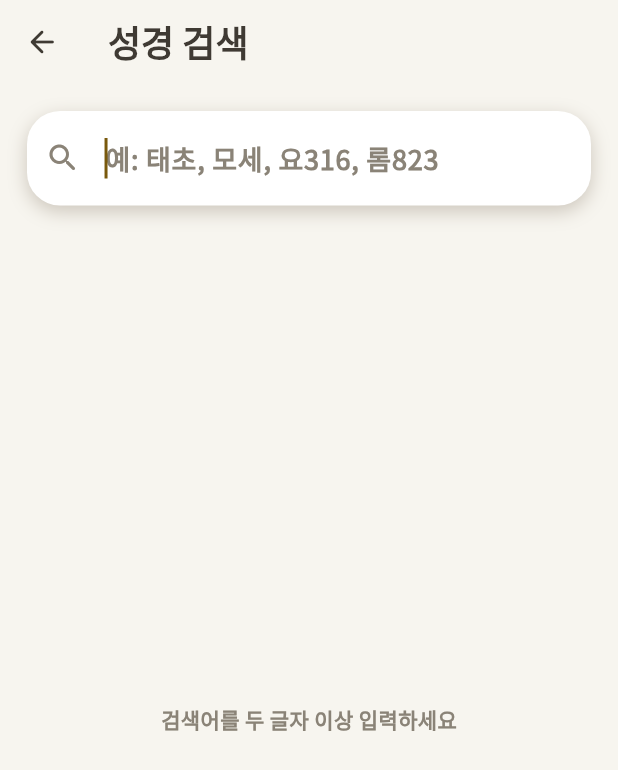
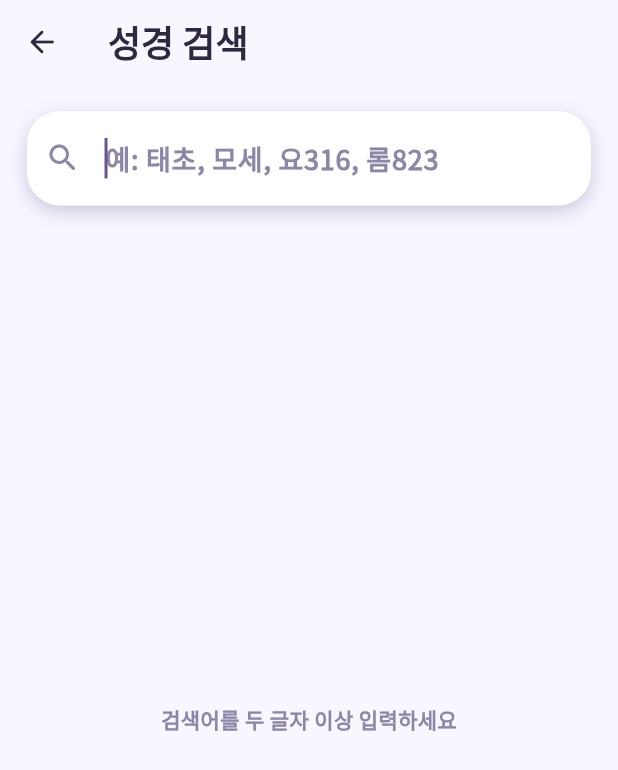
Before and after one commit to Kwandong/bible_wheel, a Flutter app: the SearchPage screen opened directly with empty values, on a phone screen of 412 x 824 dp. Shown: the top 770 px of the screen. Run offline on Flutter 3.47's test engine with Material 3 defaults, Android fonts, the phone set to English and light mode, and no system bars; our stand-ins replace google_fonts.

Commit message:
Finalize Bible Wheel v1.2 lavender edition

```diff
--- a/lib/main.dart
+++ b/lib/main.dart
@@ -20,7 +20,7 @@ class BibleWheelApp extends StatelessWidget {
       theme: ThemeData(
         useMaterial3: true,
         colorScheme: ColorScheme.fromSeed(
-          seedColor: const Color(0xFFC9A86A),
+          seedColor: const Color(0xFF9A7BD1),
           background: AppColors.background,
         ),
         textTheme: GoogleFonts.notoSansKrTextTheme(),
@@ -31,15 +31,21 @@ class BibleWheelApp extends StatelessWidget {
 }
 
 class AppColors {
-  static const background = Color(0xFFF7F5EF);
-  static const surface = Color(0xFFFFFCF6);
+  // Soft Lavender theme
+  static const background = Color(0xFFF8F6FF);
+  static const surface = Color(0xFFFCFAFF);
   static const surfaceStrong = Color(0xFFFFFFFF);
-  static const text = Color(0xFF3F3A33);
-  static const textMuted = Color(0xFF8A8377);
-  static const gold = Color(0xFFC9A86A);
-  static const goldDark = Color(0xFF8D6B2F);
-  static const divider = Color(0xFFE6DED0);
-  static const shadow = Color(0x0F4A3720);
+  static const text = Color(0xFF2F2940);
+  static const textMuted = Color(0xFF8E86A7);
+  static const gold = Color(0xFF9A7BD1);
+  static const goldDark = Color(0xFF5C3FA3);
+  static const divider = Color(0xFFE4DDF6);
+  static const shadow = Color(0x144D3778);
+
+  static const lavenderPale = Color(0xFFF1ECFF);
+  static const lavenderSoft = Color(0xFFE6DAFF);
+  static const lavenderMid = Color(0xFFC9B8F0);
+  static const lavenderDeep = Color(0xFF6C4AB6);
 }
 
 class BibleWheelPage extends StatefulWidget {
@@ -561,7 +567,7 @@ class _BibleWheelPageState extends State<BibleWheelPage> {
           height: 54,
           decoration: BoxDecoration(
             borderRadius: BorderRadius.circular(18),
-            border: Border.all(color: const Color(0xFFEFE7D9)),
+            border: Border.all(color: const Color(0xFFE6DDF7)),
             // Top menu/search buttons intentionally have no shadow.
             // Content cards keep subtle shadows instead.
             boxShadow: const [],
@@ -599,7 +605,7 @@ class _BibleWheelPageState extends State<BibleWheelPage> {
                 width: 42,
                 height: 4,
                 decoration: BoxDecoration(
-                  color: const Color(0xFFD8CBB7),
+                  color: const Color(0xFFD5C9F2),
                   borderRadius: BorderRadius.circular(999),
                 ),
               ),
@@ -771,7 +777,7 @@ class _BibleWheelPageState extends State<BibleWheelPage> {
         gradient: const LinearGradient(
           begin: Alignment.topLeft,
           end: Alignment.bottomRight,
-          colors: [Color(0xFFFFFFFF), Color(0xFFF1ECE2)],
+          colors: [Color(0xFFFFFFFF), Color(0xFFF4F0FF)],
         ),
         boxShadow: [
           BoxShadow(
@@ -794,13 +800,13 @@ class _BibleWheelPageState extends State<BibleWheelPage> {
                   begin: Alignment.topCenter,
                   end: Alignment.bottomCenter,
                   colors: [
-                    Color(0xFFEFECE5),
+                    Color(0xFFEAE4F7),
                     Color(0xFFFFFFFF),
-                    Color(0xFFE8E3DA),
+                    Color(0xFFE2DAF2),
                   ],
                   stops: [0.0, 0.48, 1.0],
                 ),
-                border: Border.all(color: const Color(0xFFD9D0C1)),
+                border: Border.all(color: const Color(0xFFD6C9F0)),
                 boxShadow: [
                   BoxShadow(
                     color: Colors.black.withOpacity(0.04),
@@ -837,10 +843,10 @@ class _BibleWheelPageState extends State<BibleWheelPage> {
               decoration: BoxDecoration(
                 color: AppColors.surfaceStrong,
                 borderRadius: BorderRadius.circular(18),
-                border: Border.all(color: const Color(0xFFEADCC4)),
+                border: Border.all(color: const Color(0xFFCDBEF0)),
                 boxShadow: [
                   BoxShadow(
-                    color: const Color(0x183F2A0C),
+                    color: const Color(0x1F6C4AB6),
                     blurRadius: 9,
                     offset: const Offset(0, 3),
                   ),
@@ -938,7 +944,7 @@ class _BibleWheelPageState extends State<BibleWheelPage> {
       decoration: BoxDecoration(
         color: AppColors.surfaceStrong,
         borderRadius: BorderRadius.circular(30),
-        border: Border.all(color: const Color(0xFFEFE4D5)),
+        border: Border.all(color: const Color(0xFFE6DDF7)),
         boxShadow: [
           BoxShadow(
             color: AppColors.shadow.withOpacity(0.35),
@@ -956,9 +962,9 @@ class _BibleWheelPageState extends State<BibleWheelPage> {
                 width: 42,
                 height: 42,
                 decoration: BoxDecoration(
-                  color: const Color(0xFFF7F1E6),
+                  color: const Color(0xFFF1ECFF),
                   borderRadius: BorderRadius.circular(14),
-                  border: Border.all(color: const Color(0xFFE8D8BC)),
+                  border: Border.all(color: const Color(0xFFD8CAF4)),
                 ),
                 child: const Icon(
                   Icons.menu_book_rounded,
@@ -1071,7 +1077,7 @@ class _BibleWheelPageState extends State<BibleWheelPage> {
             gradient: LinearGradient(
               begin: Alignment.topCenter,
               end: Alignment.bottomCenter,
-              colors: [Color(0xFFFBFAF6), AppColors.background],
+              colors: [Color(0xFFFEFCFF), AppColors.background],
             ),
           ),
           child: Padding(
```
